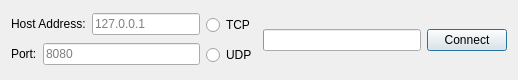
Hugo-NF/TR1-Chat, file src/connect.ui: the form before one commit.
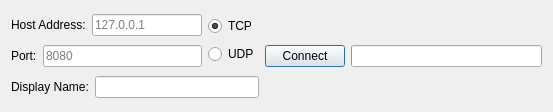
The form after the commit.

Commit message: User display name is now valid for connection, not by room

The edit to the form file:
```diff
--- a/src/connect.ui
+++ b/src/connect.ui
@@ -6,17 +6,15 @@
    <rect>
     <x>0</x>
     <y>0</y>
-    <width>518</width>
-    <height>80</height>
+    <width>553</width>
+    <height>112</height>
    </rect>
   </property>
   <property name="windowTitle">
    <string>Connection Properties</string>
   </property>
-  <layout class="QHBoxLayout" name="horizontalLayout_3">
-   <item>
-    <layout class="QVBoxLayout" name="linesLayout">
-     <item>
+  <layout class="QGridLayout" name="gridLayout">
+   <item row="0" column="0">
       <layout class="QHBoxLayout" name="hostLayout">
        <item>
         <widget class="QLabel" name="hostLabel">
@@ -37,33 +35,30 @@
        </item>
       </layout>
      </item>
+   <item row="2" column="0" colspan="2">
+    <layout class="QHBoxLayout" name="horizontalLayout">
      <item>
-      <layout class="QHBoxLayout" name="portLayout">
-       <item>
-        <widget class="QLabel" name="portLabel">
+      <widget class="QLabel" name="displayNameLabel">
          <property name="text">
-          <string>Port:</string>
+        <string>Display Name:</string>
          </property>
         </widget>
        </item>
        <item>
-        <widget class="QLineEdit" name="portEdit">
-         <property name="placeholderText">
-          <string>8080</string>
-         </property>
-        </widget>
+      <widget class="QLineEdit" name="displayNameEdit"/>
        </item>
       </layout>
      </item>
-    </layout>
-   </item>
-   <item>
+   <item row="0" column="1" rowspan="2">
     <layout class="QVBoxLayout" name="serverLayout">
      <item>
       <widget class="QRadioButton" name="tcpRadioButton">
        <property name="text">
         <string>TCP</string>
        </property>
+       <property name="checked">
+        <bool>true</bool>
+       </property>
       </widget>
      </item>
      <item>
@@ -75,24 +70,38 @@
      </item>
     </layout>
    </item>
+   <item row="1" column="2">
+    <widget class="QPushButton" name="connectButton">
+     <property name="text">
+      <string>Connect</string>
+     </property>
+    </widget>
+   </item>
+   <item row="1" column="0">
+    <layout class="QHBoxLayout" name="portLayout">
    <item>
-    <layout class="QVBoxLayout" name="progressLayout">
+      <widget class="QLabel" name="portLabel">
+       <property name="text">
+        <string>Port:</string>
+       </property>
+      </widget>
+     </item>
      <item>
+      <widget class="QLineEdit" name="portEdit">
+       <property name="placeholderText">
+        <string>8080</string>
+       </property>
+      </widget>
+     </item>
+    </layout>
+   </item>
+   <item row="1" column="3">
       <widget class="QProgressBar" name="connectionProgress">
        <property name="value">
         <number>0</number>
        </property>
        <property name="format">
         <string/>
-       </property>
-      </widget>
-     </item>
-    </layout>
-   </item>
-   <item>
-    <widget class="QPushButton" name="connectButton">
-     <property name="text">
-      <string>Connect</string>
      </property>
     </widget>
    </item>
```
Lines whose indentation alone changed are shown as unchanged. The commit also changes 4 other files.
